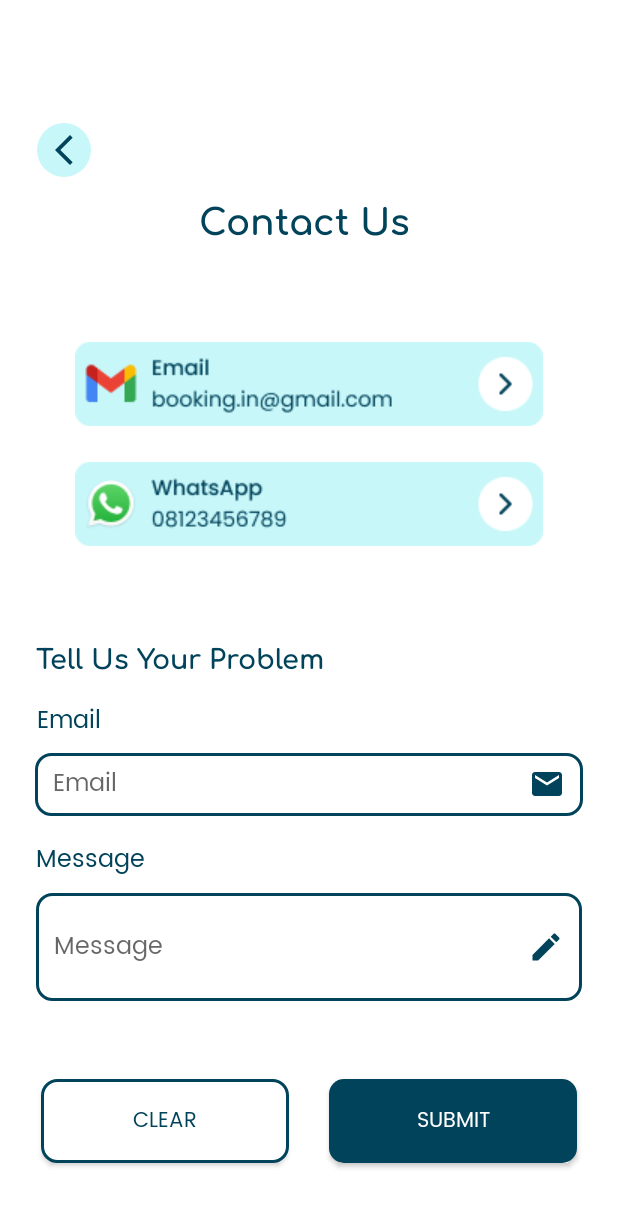
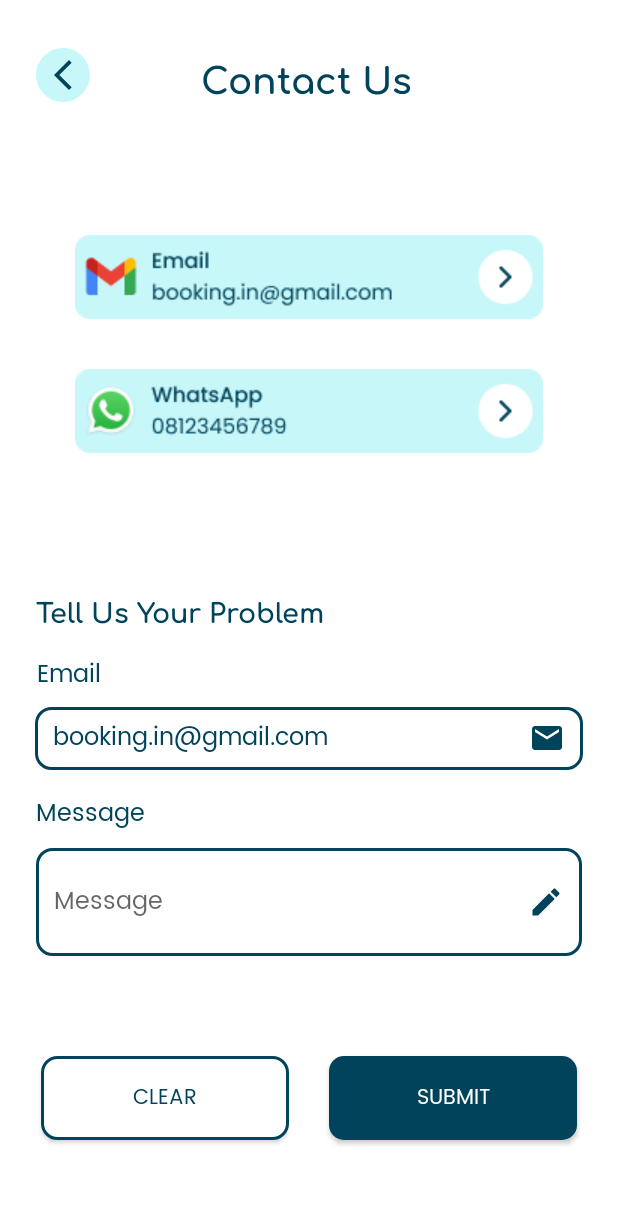
Before and after one commit to mohamad-gilang/booking.in, an Android app: the Contact screen opened directly, with no data from a screen before it, on a phone screen of 412 x 824 dp. Shown: the top 1207 px of the screen. Run offline under Robolectric (Android 15) with nearby library versions, the phone set to English and light mode, and no system bars.

Commit message:
booking.in app

```diff
--- a/app/src/main/AndroidManifest.xml
+++ b/app/src/main/AndroidManifest.xml
@@ -9,6 +9,9 @@
         android:roundIcon="@mipmap/ic_launcher_round"
         android:supportsRtl="true"
         android:theme="@style/Theme.Bookingin">
+        <activity
+            android:name=".ConfirmContact"
+            android:exported="false" />
         <activity
             android:name=".Contact"
             android:exported="false" />
--- a/app/src/main/java/com/example/bookingin/Contact.java
+++ b/app/src/main/java/com/example/bookingin/Contact.java
@@ -2,23 +2,53 @@ package com.example.bookingin;
 
 import androidx.appcompat.app.AppCompatActivity;
 
+import android.content.Intent;
 import android.os.Bundle;
+import android.view.View;
+import android.widget.Button;
+import android.widget.EditText;
+import android.widget.TextView;
 
-public class Contact extends AppCompatActivity {
+public class Contact extends AppCompatActivity implements View.OnClickListener {
+
+    Button _btnSubmit, _btnClear;
+    EditText _email, _message;
 
     @Override
     protected void onCreate(Bundle savedInstanceState) {
         super.onCreate(savedInstanceState);
         setContentView(R.layout.activity_contact);
+        _btnSubmit = findViewById(R.id.btn_submit);
+        _btnClear = findViewById(R.id.btn_clear);
+        _email = (EditText) findViewById(R.id.email);
+        _message = findViewById(R.id.message);
+
+        _email.setText("booking.in@gmail.com", TextView.BufferType.EDITABLE);
+
+        _btnSubmit.setOnClickListener(this);
+        _btnClear.setOnClickListener(this);
+    }
+
+    @Override
+    public void onClick(View v) {
+        if (v == _btnSubmit) {
+
+            String recipients = _email.getText().toString();
+            String message = _message.getText().toString();
+
+            Intent intent = new Intent(Intent.ACTION_SEND);
+            intent.putExtra(Intent.EXTRA_EMAIL, recipients);
+            intent.putExtra(Intent.EXTRA_TEXT, message);
+
+            intent.setType("message/rfc822");
+
+            startActivity(Intent.createChooser(intent, "Choose an email client"));
+//            Intent intent = new Intent(Contact.this, ConfirmContact.class);
+//            startActivity(intent);
+        }
+        if (v== _btnClear) {
+            Intent intent = new Intent(Contact.this, Contact.class);
+            startActivity(intent);
+        }
     }
 }
-
-class ConfirmContact extends AppCompatActivity{
-
-    @Override
-    protected void onCreate(Bundle savedInstanceState) {
-        super.onCreate(savedInstanceState);
-        setContentView(R.layout.confirm_contact);
-    }
-
-}
--- a/app/src/main/res/layout/activity_contact.xml
+++ b/app/src/main/res/layout/activity_contact.xml
@@ -11,12 +11,11 @@
         android:layout_width="36dp"
         android:layout_height="36dp"
         android:layout_marginStart="24dp"
-        android:layout_marginTop="35dp"
+        android:layout_marginTop="32dp"
         android:layout_marginEnd="351dp"
-        android:layout_marginBottom="660dp"
         android:background="@drawable/bg_blue_rounded"
-        app:layout_constraintBottom_toBottomOf="parent"
         app:layout_constraintEnd_toEndOf="parent"
+        app:layout_constraintHorizontal_bias="0.0"
         app:layout_constraintStart_toStartOf="parent"
         app:layout_constraintTop_toTopOf="parent"
         app:srcCompat="@drawable/arrow_back" />
@@ -26,49 +25,46 @@
         android:layout_width="wrap_content"
         android:layout_height="wrap_content"
         android:layout_marginStart="72dp"
-        android:layout_marginTop="33dp"
+        android:layout_marginTop="32dp"
         android:layout_marginEnd="137dp"
-        android:layout_marginBottom="660dp"
         android:fontFamily="@font/comfortaa_bold"
         android:text="Contact Us"
         android:textColor="@color/biru_primary"
         android:textSize="24dp"
+        app:layout_constraintEnd_toEndOf="parent"
+        app:layout_constraintHorizontal_bias="1.0"
+        app:layout_constraintStart_toEndOf="@+id/imageButton"
+        app:layout_constraintTop_toTopOf="parent" />
+
+    <ImageButton
+        android:id="@+id/imageButton3"
+        android:layout_width="wrap_content"
+        android:layout_height="wrap_content"
+        android:layout_marginStart="50dp"
+        android:layout_marginEnd="50dp"
+        android:background="@color/white"
         app:layout_constraintBottom_toBottomOf="parent"
         app:layout_constraintEnd_toEndOf="parent"
-        app:layout_constraintHorizontal_bias="0.0"
-        app:layout_constraintStart_toEndOf="@+id/imageButton"
+        app:layout_constraintHorizontal_bias="1.0"
+        app:layout_constraintStart_toStartOf="parent"
         app:layout_constraintTop_toTopOf="parent"
-        app:layout_constraintVertical_bias="1.0" />
+        app:layout_constraintVertical_bias="0.32"
+        app:srcCompat="@drawable/c_wa" />
 
     <ImageButton
         android:id="@+id/imageButton2"
         android:layout_width="wrap_content"
         android:layout_height="wrap_content"
         android:layout_marginStart="50dp"
-        android:layout_marginTop="64dp"
         android:layout_marginEnd="50dp"
-        android:layout_marginBottom="540dp"
         android:background="@color/white"
-        app:layout_constraintBottom_toBottomOf="parent"
+        app:layout_constraintBottom_toTopOf="@+id/imageButton3"
         app:layout_constraintEnd_toEndOf="parent"
+        app:layout_constraintHorizontal_bias="0.0"
         app:layout_constraintStart_toStartOf="parent"
         app:layout_constraintTop_toBottomOf="@+id/textView"
+        app:layout_constraintVertical_bias="0.722"
         app:srcCompat="@drawable/c_email" />
-
-    <ImageButton
-        android:id="@+id/imageButton3"
-        android:layout_width="wrap_content"
-        android:layout_height="wrap_content"
-        android:layout_marginStart="50dp"
-        android:layout_marginTop="24dp"
-        android:layout_marginEnd="50dp"
-        android:layout_marginBottom="460dp"
-        android:background="@color/white"
-        app:layout_constraintBottom_toBottomOf="parent"
-        app:layout_constraintEnd_toEndOf="parent"
-        app:layout_constraintStart_toStartOf="parent"
-        app:layout_constraintTop_toBottomOf="@+id/imageButton2"
-        app:srcCompat="@drawable/c_wa" />
 
     <TextView
         android:id="@+id/textView6"
@@ -117,8 +113,8 @@
         android:drawableEnd="@drawable/email"
         android:ems="10"
         android:fontFamily="@font/poppins"
+        android:inputType="text|textEmailAddress"
         android:hint="Email"
-        android:inputType="textEmailAddress"
         android:paddingLeft="12dp"
         android:paddingRight="12dp"
         android:textColor="@color/biru_primary"
@@ -155,7 +151,7 @@
         android:ems="10"
         android:fontFamily="@font/poppins"
         android:hint="Message"
-        android:inputType="text"
+        android:inputType="textMultiLine"
         android:paddingLeft="12dp"
         android:paddingRight="12dp"
         android:textSize="16dp"
--- a/app/src/main/res/values/preloaded_fonts.xml
+++ b/app/src/main/res/values/preloaded_fonts.xml
@@ -2,5 +2,6 @@
 <resources>
     <array name="preloaded_fonts" translatable="false">
         <item>@font/comfortaa_bold</item>
+        <item>@font/poppins_medium</item>
     </array>
 </resources>
```
Also changed, not shown: app/src/main/java/com/example/bookingin/ConfirmContact.java (added, +29 -0 lines), app/src/main/java/com/example/bookingin/MainActivity.java (+16 -1 lines), app/src/main/res/font/poppins_medium.xml (added, +7 -0 lines), app/src/main/res/layout/confirm_contact.xml (+4 -4 lines), app/src/main/res/font/poppins_medium.ttf (deleted).
